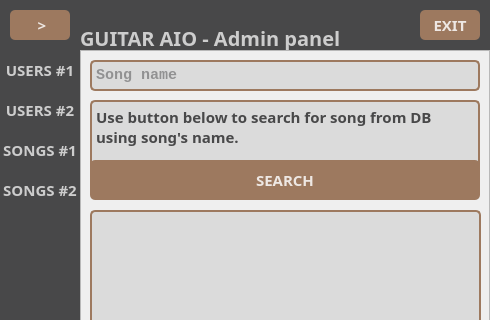
Above: application/ui/ui_admin.ui from nikola-supic/guitar_aio before the change; both pictures show x 0 to 490 and y 0 to 320 of the 490 by 650 pixel window. Below: the same form after it.
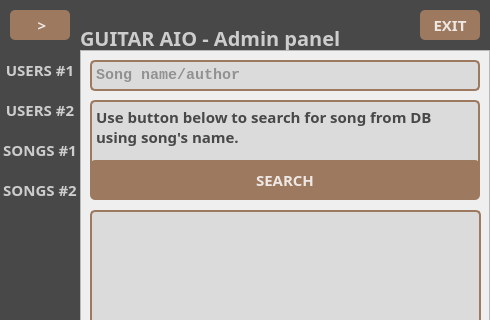
That is the form after the change. Icons and pictures are not drawn.

Commit message: search song (name/author) using wildcard

What changed in the file:
```diff
--- a/application/ui/ui_admin.ui
+++ b/application/ui/ui_admin.ui
@@ -872,7 +872,7 @@
          <string/>
         </property>
         <property name="placeholderText">
-         <string>Song name</string>
+         <string>Song name/author</string>
         </property>
        </widget>
        <widget class="QListWidget" name="list_search">
```
The commit also changes 3 other files.
